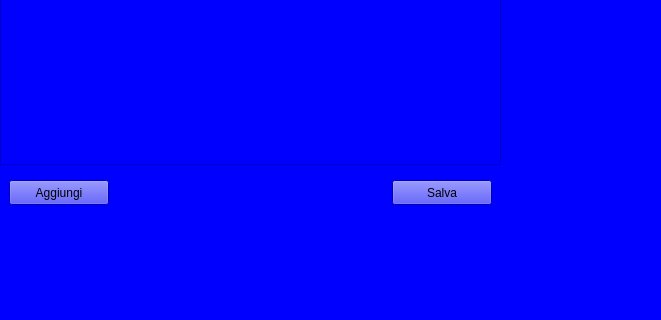
AntonioRIcca/ARStool, file UI/table_wgt.ui: the form before one commit; both pictures show x 0 to 661 and y 347 to 667 of the 796 by 667 pixel window.
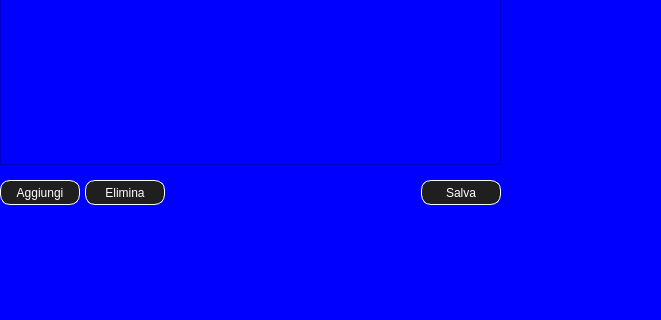
The form after the commit.

Diff of the .ui file:
```diff
--- a/UI/table_wgt.ui
+++ b/UI/table_wgt.ui
@@ -31,6 +31,17 @@
      <height>561</height>
     </rect>
    </property>
+   <property name="styleSheet">
+    <string notr="true">*{}
+QPushButton {
+color: rgb(255, 255, 255);
+background-color: rgb(31, 31, 31); border: solid;
+border-width: 1px; border-radius: 10px; border-color: rgb(127, 127, 127)
+}
+QPushButton:pressed {
+background-color: rgb(64, 64, 64); border-style: inset
+}</string>
+   </property>
    <layout class="QVBoxLayout" name="verticalLayout">
     <item>
      <widget class="QTableWidget" name="tableWidget">
@@ -115,11 +126,20 @@
        <string notr="true">border-color: rgb(255, 255, 255);</string>
       </property>
       <layout class="QHBoxLayout" name="horizontalLayout_2">
+       <property name="spacing">
+        <number>5</number>
+       </property>
+       <property name="leftMargin">
+        <number>0</number>
+       </property>
+       <property name="rightMargin">
+        <number>0</number>
+       </property>
        <item>
         <widget class="QPushButton" name="add_Btn">
          <property name="minimumSize">
           <size>
-           <width>100</width>
+           <width>80</width>
            <height>25</height>
           </size>
          </property>
@@ -131,6 +151,22 @@
          </property>
         </widget>
        </item>
+       <item>
+        <widget class="QPushButton" name="del_Btn">
+         <property name="minimumSize">
+          <size>
+           <width>80</width>
+           <height>25</height>
+          </size>
+         </property>
+         <property name="styleSheet">
+          <string notr="true">border-color: rgb(255, 255, 255);</string>
+         </property>
+         <property name="text">
+          <string>Elimina</string>
+         </property>
+        </widget>
+       </item>
        <item>
         <spacer name="buttons_Spc">
          <property name="orientation">
@@ -138,7 +174,7 @@
          </property>
          <property name="sizeHint" stdset="0">
           <size>
-           <width>40</width>
+           <width>10</width>
            <height>20</height>
           </size>
          </property>
@@ -148,7 +184,7 @@
         <widget class="QPushButton" name="save_Btn">
          <property name="minimumSize">
           <size>
-           <width>100</width>
+           <width>80</width>
            <height>25</height>
           </size>
          </property>
```
